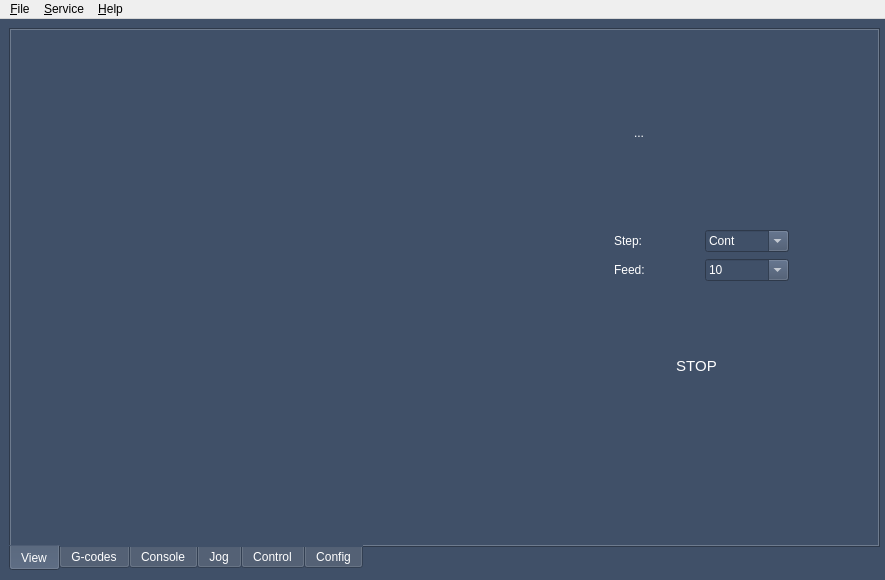
hjliaw/Candle-lathe, file src/frmmain.ui: the form before one commit.
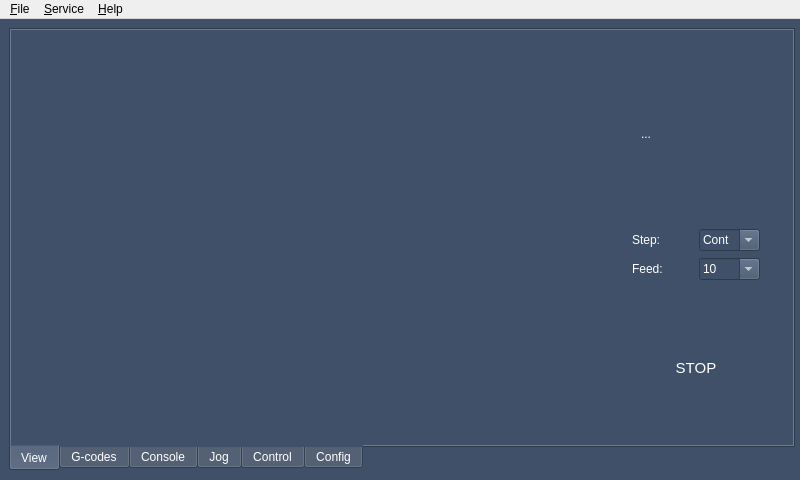
The form after the commit. The open tabs and pages were chosen to show the change. Icons and pictures are not drawn. Custom widgets are drawn as their Qt base class.

Commit message: expanging 3D view tab

What changed in the file:
```diff
--- a/src/frmmain.ui
+++ b/src/frmmain.ui
@@ -6,8 +6,8 @@
    <rect>
     <x>0</x>
     <y>0</y>
-    <width>885</width>
-    <height>580</height>
+    <width>800</width>
+    <height>480</height>
    </rect>
   </property>
   <property name="sizePolicy">
@@ -175,22 +175,16 @@
       <widget class="QWidget" name="tab_view">
        <property name="minimumSize">
         <size>
-         <width>800</width>
-         <height>480</height>
+         <width>640</width>
+         <height>360</height>
         </size>
        </property>
        <attribute name="title">
         <string>View</string>
        </attribute>
+       <layout class="QGridLayout" name="gridLayout">
+        <item row="0" column="0">
        <widget class="QFrame" name="grpProgram">
-        <property name="geometry">
-         <rect>
-          <x>0</x>
-          <y>0</y>
-          <width>611</width>
-          <height>391</height>
-         </rect>
-        </property>
         <property name="sizePolicy">
          <sizepolicy hsizetype="Expanding" vsizetype="Expanding">
           <horstretch>0</horstretch>
@@ -221,14 +215,14 @@
          </property>
          <item>
           <widget class="QWidget" name="widget" native="true">
+             <layout class="QVBoxLayout" name="verticalLayout_15">
+              <item>
            <widget class="GLWidget" name="glwVisualizer" native="true">
-            <property name="geometry">
-             <rect>
-              <x>0</x>
-              <y>0</y>
-              <width>590</width>
-              <height>380</height>
-             </rect>
+                <property name="sizePolicy">
+                 <sizepolicy hsizetype="Expanding" vsizetype="Expanding">
+                  <horstretch>0</horstretch>
+                  <verstretch>0</verstretch>
+                 </sizepolicy>
             </property>
             <property name="minimumSize">
              <size>
@@ -237,32 +231,16 @@
              </size>
             </property>
            </widget>
+              </item>
+             </layout>
           </widget>
          </item>
         </layout>
        </widget>
+        </item>
+        <item row="0" column="1">
        <widget class="QFrame" name="grpJog">
-        <property name="geometry">
-         <rect>
-          <x>595</x>
-          <y>0</y>
-          <width>191</width>
-          <height>261</height>
-         </rect>
-        </property>
         <layout class="QVBoxLayout" name="verticalLayout_11">
-         <property name="leftMargin">
-          <number>8</number>
-         </property>
-         <property name="topMargin">
-          <number>8</number>
-         </property>
-         <property name="rightMargin">
-          <number>8</number>
-         </property>
-         <property name="bottomMargin">
-          <number>8</number>
-         </property>
          <item>
           <widget class="QWidget" name="widgetJog" native="true">
            <layout class="QVBoxLayout" name="verticalLayout_9">
@@ -481,6 +459,7 @@
              </layout>
             </item>
             <item>
+               <widget class="QWidget" name="widget" native="true">
              <layout class="QGridLayout" name="gridLayout_8">
               <property name="verticalSpacing">
                <number>7</number>
@@ -588,23 +567,34 @@
                </widget>
               </item>
              </layout>
-            </item>
-           </layout>
           </widget>
          </item>
         </layout>
        </widget>
+           </item>
+           <item>
+            <spacer name="verticalSpacer">
+             <property name="orientation">
+              <enum>Qt::Vertical</enum>
+             </property>
+             <property name="sizeHint" stdset="0">
+              <size>
+               <width>20</width>
+               <height>40</height>
+              </size>
+             </property>
+            </spacer>
+           </item>
+           <item alignment="Qt::AlignHCenter">
        <widget class="QToolButton" name="btnRUNSTOP">
         <property name="enabled">
          <bool>false</bool>
         </property>
-        <property name="geometry">
-         <rect>
-          <x>630</x>
-          <y>280</y>
-          <width>111</width>
-          <height>111</height>
-         </rect>
+             <property name="minimumSize">
+              <size>
+               <width>110</width>
+               <height>110</height>
+              </size>
         </property>
         <property name="font">
          <font>
@@ -627,6 +617,11 @@
          </size>
         </property>
        </widget>
+           </item>
+          </layout>
+         </widget>
+        </item>
+       </layout>
       </widget>
       <widget class="QWidget" name="tab_gcode">
        <attribute name="title">
@@ -2353,7 +2348,7 @@
     <rect>
      <x>0</x>
      <y>0</y>
-     <width>885</width>
+     <width>800</width>
      <height>26</height>
     </rect>
    </property>
```
Left out of the diff: 32 changed lines with no effect on the pictures. Lines whose indentation alone changed are shown as unchanged. The commit also changes 1 other file.
